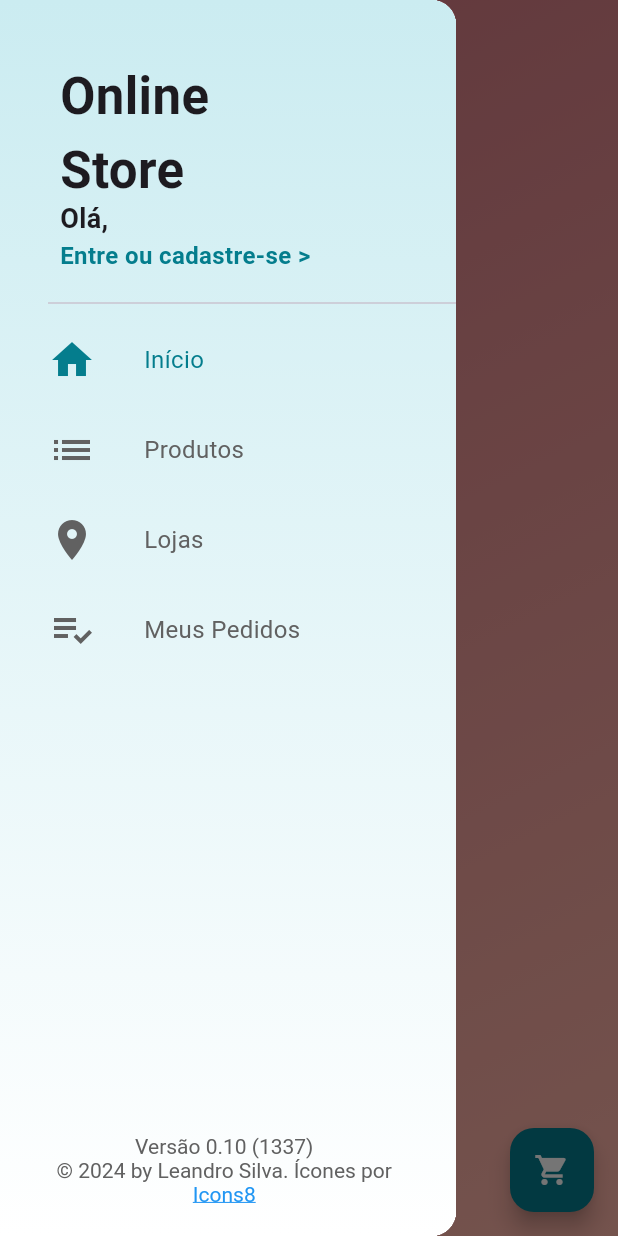
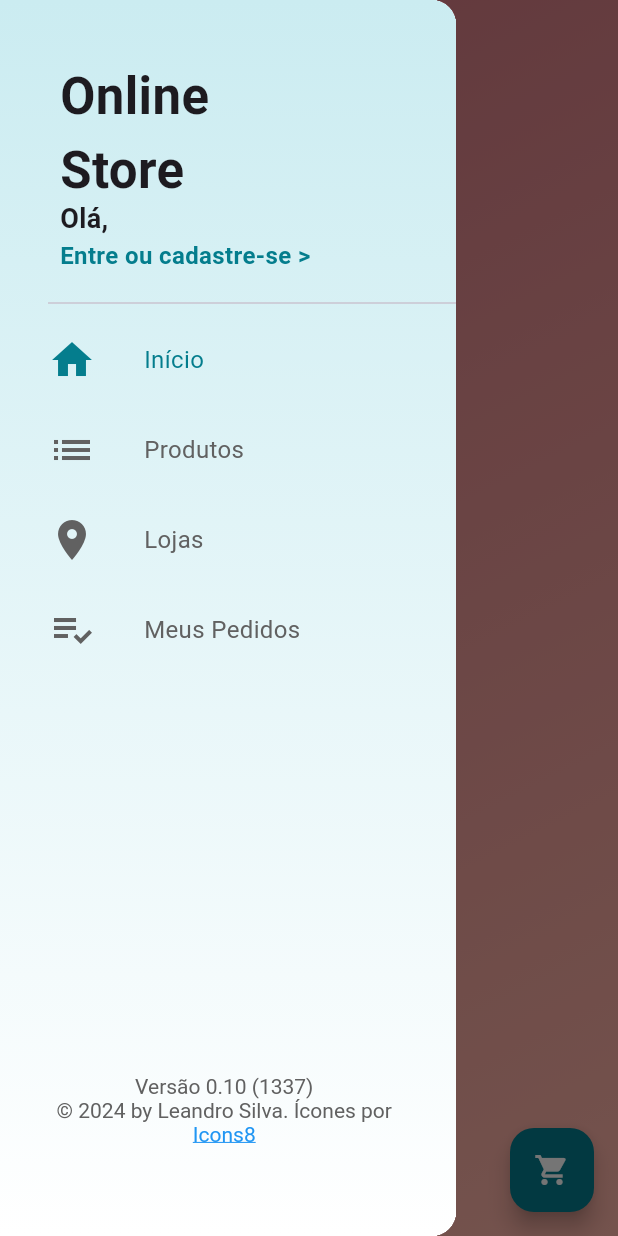
Before and after one commit to leandroadal/online_store, a Flutter app: the screen it shows after launch, with the side drawer open, on a phone screen of 412 x 824 dp. Run offline on Flutter 3.47's test engine with Material 3 defaults, Android fonts, the light colour scheme and no system bars; our stand-ins replace carousel_slider, cloud_firestore, firebase_auth, firebase_core, transparent_image; accounts and stored records are empty.

Commit message:
Made the system navigation bar transparent

```diff
--- a/lib/main.dart
+++ b/lib/main.dart
@@ -1,5 +1,6 @@
 import 'package:flutter/material.dart';
 import 'package:firebase_core/firebase_core.dart';
+import 'package:flutter/services.dart';
 import 'package:online_store/models/cart_model.dart';
 import 'package:online_store/models/user_model.dart';
 import 'package:online_store/pages/home_page.dart';
@@ -21,6 +22,13 @@ class MainApp extends StatelessWidget {
 
   @override
   Widget build(BuildContext context) {
+    SystemChrome.setSystemUIOverlayStyle(
+      const SystemUiOverlayStyle(
+        systemNavigationBarColor: Colors.transparent,
+      ),
+    );
+    SystemChrome.setEnabledSystemUIMode(SystemUiMode.edgeToEdge);
+
     return ScopedModel<UserModel>(
       model: UserModel(),
       child: ScopedModelDescendant<UserModel>(
--- a/lib/widgets/custom_drawer.dart
+++ b/lib/widgets/custom_drawer.dart
@@ -144,7 +144,7 @@ class CustomDrawer extends StatelessWidget {
           Align(
             alignment: Alignment.bottomCenter,
             child: Padding(
-              padding: const EdgeInsets.only(right: 35, left: 30, bottom: 20),
+              padding: const EdgeInsets.only(right: 35, left: 30, bottom: 60),
               child: RichText(
                 textAlign: TextAlign.center,
                 text: TextSpan(
```
